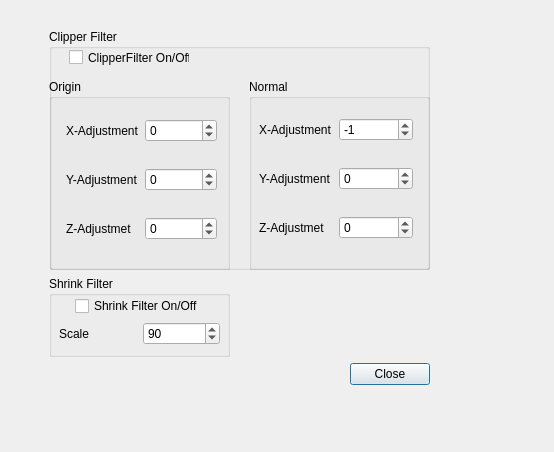
First picture: the form in model_viewer/source/filters.ui, repository warrior1601/2019_GROUP_33, before the edit.
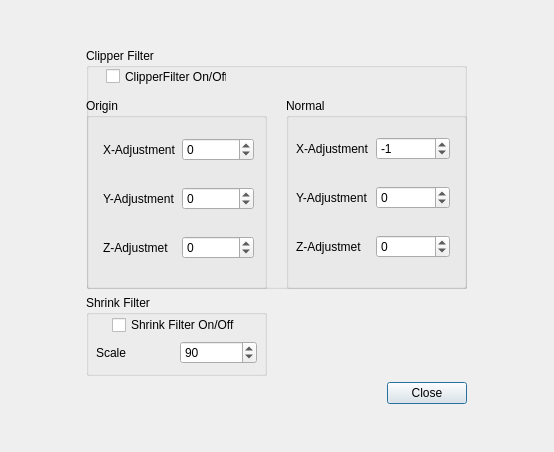
Second picture: the form after the edit.

```diff
--- a/model_viewer/source/filters.ui
+++ b/model_viewer/source/filters.ui
@@ -25,15 +25,9 @@
   <property name="windowTitle">
    <string>Apply Filters</string>
   </property>
+  <layout class="QGridLayout" name="gridLayout">
+   <item row="0" column="0">
   <widget class="QFrame" name="verticalFrame_3">
-   <property name="geometry">
-    <rect>
-     <x>40</x>
-     <y>20</y>
-     <width>501</width>
-     <height>421</height>
-    </rect>
-   </property>
    <property name="sizePolicy">
     <sizepolicy hsizetype="Expanding" vsizetype="Expanding">
      <horstretch>0</horstretch>
@@ -370,6 +364,8 @@
     </item>
    </layout>
   </widget>
+   </item>
+  </layout>
  </widget>
  <resources/>
  <connections/>
```
Lines whose indentation alone changed are shown as unchanged.
